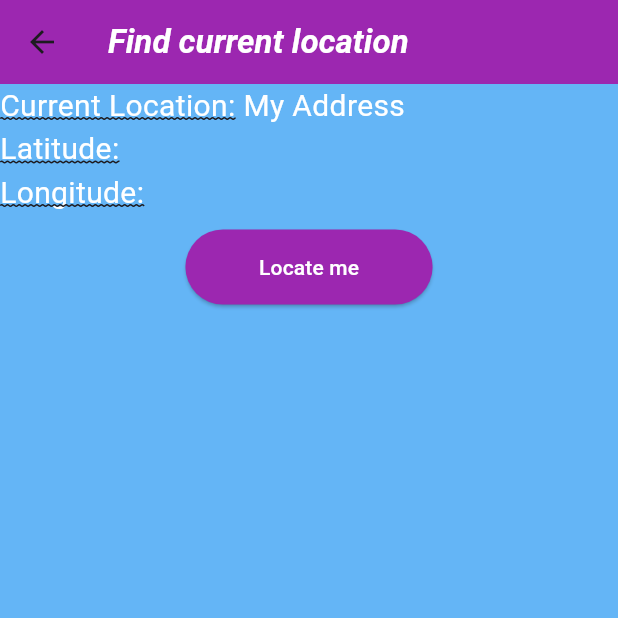
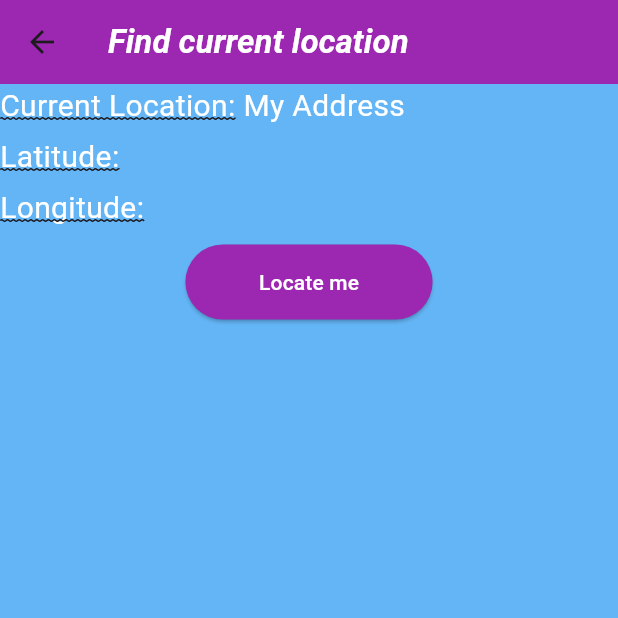
Before and after one commit to MaheshVerma12/AccuWeather, a Flutter app: the CurrentLocation screen opened directly, on a phone screen of 412 x 824 dp, the top half of it. Run offline on Flutter 3.47's test engine with Material 3 defaults, Android fonts, the phone set to English and light mode, and no system bars; our stand-ins replace equatable, flutter_bloc, geocoding, geolocator, lottie, weather.

Commit message:
extra final changes.

```diff
--- a/lib/splash/currentLocation.dart
+++ b/lib/splash/currentLocation.dart
@@ -76,6 +76,7 @@ class _CurrentLocationState extends State<CurrentLocation> {
                     style: TextStyle(fontSize: 20, color: Colors.white)),
               ],
             ),
+            SizedBox(height: 5),
             Row(
               children: [
                 Text(
@@ -93,6 +94,7 @@ class _CurrentLocationState extends State<CurrentLocation> {
                     : Container(),
               ],
             ),
+            SizedBox(height: 5),
             Row(
               children: [
                 Text('Longitude: ',
```
